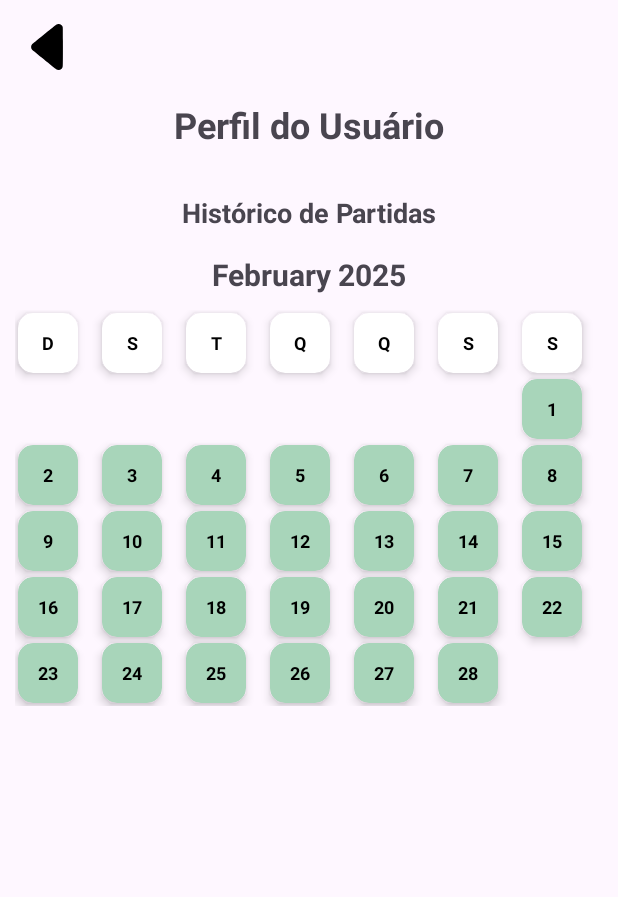
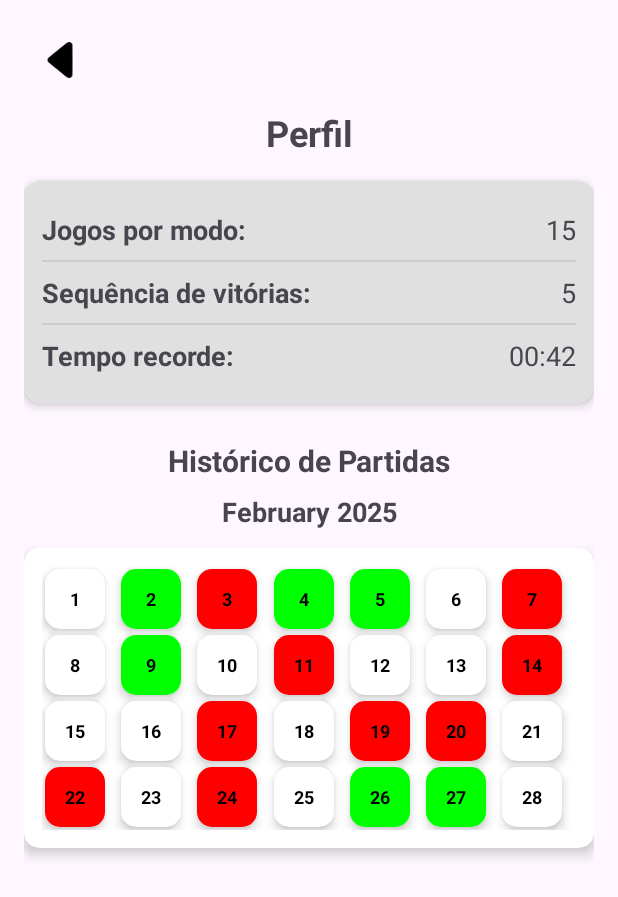
Before and after one commit to GabriellyVitoria5/App-Termix, an Android app: the Profile screen opened directly, with no data from a screen before it, on a phone screen of 412 x 824 dp. Shown: the top 897 px of the screen. Run offline under Robolectric (Android 15) with nearby library versions, the phone set to English and light mode, and no system bars.

Commit message:
Adiciona área de estatísticas e atualiza o calendário com dados de partidas jogadas

```diff
--- a/app/src/main/java/com/ifmg/termix/Profile.kt
+++ b/app/src/main/java/com/ifmg/termix/Profile.kt
@@ -20,6 +20,7 @@ class Profile : AppCompatActivity() {
 
         registerButtonEvents()
         setupCalendar()
+        setupStats()
     }
 
     private fun registerButtonEvents() {
@@ -29,18 +30,29 @@ class Profile : AppCompatActivity() {
     }
 
     private fun setupCalendar() {
-        // Pega o mês e o ano atual
         val currentCalendar = Calendar.getInstance()
         val currentMonth = currentCalendar.get(Calendar.MONTH)
         val currentYear = currentCalendar.get(Calendar.YEAR)
 
-        // Atualiza o cabeçalho para mostrar o mês e o ano
+        // Atualiza o cabeçalho do calendário
         val monthName = currentCalendar.getDisplayName(Calendar.MONTH, Calendar.LONG, Locale.getDefault())
         profileBinding.monthTextView.text = "$monthName $currentYear"
 
-        // Passa o mês atual para a função de gerar o calendário
+        // TODO: Buscar dados do banco sobre partidas jogadas e vitórias
         val days = CalendarUtils.generateMonthData(currentYear, currentMonth)
+
         profileBinding.calendarRecyclerView.layoutManager = GridLayoutManager(this, 7)
         profileBinding.calendarRecyclerView.adapter = CalendarAdapter(days)
     }
+
+    private fun setupStats() {
+        // TODO: Substituir por valores reais do banco de dados
+        val fakeGamesPerMode = 15
+        val fakeWinStreak = 5
+        val fakeRecordTimeSeconds = 42
+
+        profileBinding.gamesPerMode.text = "$fakeGamesPerMode"
+        profileBinding.winStreak.text = "$fakeWinStreak"
+        profileBinding.recordTime.text = String.format(Locale.getDefault(), "%02d:%02d", fakeRecordTimeSeconds / 60, fakeRecordTimeSeconds % 60)
+    }
 }
--- a/app/src/main/java/com/ifmg/termix/adapter/CalendarAdapter.kt
+++ b/app/src/main/java/com/ifmg/termix/adapter/CalendarAdapter.kt
@@ -5,57 +5,33 @@ import android.view.LayoutInflater
 import android.view.View
 import android.view.ViewGroup
 import android.widget.TextView
-import androidx.cardview.widget.CardView
 import androidx.recyclerview.widget.RecyclerView
 import com.ifmg.termix.R
-import java.util.Locale
+import com.ifmg.termix.model.CalendarDay
 
-class CalendarAdapter(private val days: List<DayStatus?>) : RecyclerView.Adapter<CalendarAdapter.DayViewHolder>() {
+class CalendarAdapter(private val days: List<CalendarDay>) :
+    RecyclerView.Adapter<CalendarAdapter.DayViewHolder>() {
 
-    private val weekDays = listOf("D", "S", "T", "Q", "Q", "S", "S") // Apenas a primeira letra
+    class DayViewHolder(view: View) : RecyclerView.ViewHolder(view) {
+        val dayText: TextView = view.findViewById(R.id.dayText)
+    }
 
     override fun onCreateViewHolder(parent: ViewGroup, viewType: Int): DayViewHolder {
-        val view = LayoutInflater.from(parent.context).inflate(R.layout.item_calendar_day, parent, false)
+        val view = LayoutInflater.from(parent.context)
+            .inflate(R.layout.item_calendar_day, parent, false)
         return DayViewHolder(view)
     }
 
     override fun onBindViewHolder(holder: DayViewHolder, position: Int) {
-        val dayStatus = days[position]
+        val day = days[position]
 
-        if (position < 7) { // Cabeçalhos dos dias da semana
-            holder.dayTextView.text = weekDays[position]
-            holder.dayContainer.setCardBackgroundColor(Color.WHITE) // Fundo branco
-            holder.dayTextView.setTextColor(Color.BLACK) // Texto preto
-            holder.dayContainer.visibility = View.VISIBLE
-        } else if (dayStatus == null) {
-            // Oculta os espaços vazios antes do primeiro dia do mês
-            holder.dayContainer.visibility = View.INVISIBLE
-        } else {
-            holder.dayTextView.text = String.format(Locale.getDefault(), "%d", dayStatus.day)
-            holder.dayContainer.visibility = View.VISIBLE
-
-            // Se o dia não foi jogado
-            if (dayStatus.day == 0) {
-                holder.dayContainer.setCardBackgroundColor(Color.WHITE) // Branco para dias não jogados
-            }
-            // Se o dia foi jogado e a palavra foi acertada
-            else if (dayStatus.acertou) {
-                holder.dayContainer.setCardBackgroundColor(Color.parseColor("#A8D5BA")) // Verde pastel para palavra acertada
-            }
-            // Se o dia foi jogado e a palavra foi errada
-            else {
-                holder.dayContainer.setCardBackgroundColor(Color.parseColor("#F8B8B8")) // Vermelho pastel para palavra errada
-            }
+        holder.dayText.text = day.day.toString()
+        when {
+            day.won == true -> holder.dayText.setBackgroundColor(Color.GREEN) // Vitória
+            day.won == false -> holder.dayText.setBackgroundColor(Color.RED) // Derrota
+            else -> holder.dayText.setBackgroundColor(Color.TRANSPARENT) // Não jogado
         }
     }
 
-    override fun getItemCount(): Int = days.size
-
-    class DayViewHolder(view: View) : RecyclerView.ViewHolder(view) {
-        val dayTextView: TextView = view.findViewById(R.id.dayTextView)
-        val dayContainer: CardView = view.findViewById(R.id.dayContainer)
-    }
+    override fun getItemCount() = days.size
 }
-
-
-data class DayStatus(val day: Int, val acertou: Boolean)
--- /dev/null
+++ b/app/src/main/java/com/ifmg/termix/model/CalendarDay.kt
@@ -0,0 +1,7 @@
+package com.ifmg.termix.model
+
+data class CalendarDay(
+    val day: Int,
+    val played: Boolean, // Se jogou nesse dia
+    val won: Boolean? // Se ganhou ou perdeu (null significa que não jogou)
+)
--- a/app/src/main/java/com/ifmg/termix/utils/CalendarUtils.kt
+++ b/app/src/main/java/com/ifmg/termix/utils/CalendarUtils.kt
@@ -1,35 +1,22 @@
 package com.ifmg.termix.utils
 
-import com.ifmg.termix.adapter.DayStatus
+import com.ifmg.termix.model.CalendarDay
 import java.util.*
 
 object CalendarUtils {
-    fun generateMonthData(year: Int, month: Int): List<DayStatus?> {
+    fun generateMonthData(year: Int, month: Int): List<CalendarDay> {
         val calendar = Calendar.getInstance()
-        calendar.set(Calendar.YEAR, year)
-        calendar.set(Calendar.MONTH, month)
-        calendar.set(Calendar.DAY_OF_MONTH, 1)
+        calendar.set(year, month, 1)
 
         val daysInMonth = calendar.getActualMaximum(Calendar.DAY_OF_MONTH)
-        val firstDayOfWeek = calendar.get(Calendar.DAY_OF_WEEK) - 1 // Ajuste para alinhar corretamente
+        val monthData = mutableListOf<CalendarDay>()
 
-        val days = mutableListOf<DayStatus?>()
+        for (day in 1..daysInMonth) {
+            val played = (0..1).random() == 1 // TODO: Substituir por dados do banco
+            val won = if (played) (0..1).random() == 1 else null
 
-        // Adiciona os cabeçalhos dos dias da semana (DOM, SEG, TER...)
-        for (i in 0..6) {
-            days.add(DayStatus(-1, false)) // Código especial para cabeçalho
+            monthData.add(CalendarDay(day, played, won))
         }
-
-        // Adiciona espaços vazios no início para alinhar o primeiro dia
-        for (i in 0 until firstDayOfWeek) {
-            days.add(null)
-        }
-
-        // Adiciona os dias reais do mês
-        for (day in 1..daysInMonth) {
-            days.add(DayStatus(day, Random().nextBoolean()))
-        }
-
-        return days
+        return monthData
     }
 }
--- /dev/null
+++ b/app/src/main/res/drawable/card_background.xml
@@ -0,0 +1,8 @@
+<?xml version="1.0" encoding="utf-8"?>
+<shape xmlns:android="http://schemas.android.com/apk/res/android"
+    android:shape="rectangle">
+
+    <corners android:radius="12dp" />
+    <solid android:color="#E0E0E0" />
+    <padding android:left="16dp" android:top="16dp" android:right="16dp" android:bottom="16dp"/>
+</shape>
--- a/app/src/main/res/layout/activity_profile.xml
+++ b/app/src/main/res/layout/activity_profile.xml
@@ -1,67 +1,178 @@
-<androidx.constraintlayout.widget.ConstraintLayout xmlns:android="http://schemas.android.com/apk/res/android"
+<?xml version="1.0" encoding="utf-8"?>
+<androidx.constraintlayout.widget.ConstraintLayout
+    xmlns:android="http://schemas.android.com/apk/res/android"
     xmlns:app="http://schemas.android.com/apk/res-auto"
     xmlns:tools="http://schemas.android.com/tools"
     android:id="@+id/main"
     android:layout_width="match_parent"
     android:layout_height="match_parent"
+    android:padding="16dp"
     tools:context=".Profile">
 
+    <!-- Botão de voltar -->
     <ImageButton
         android:id="@+id/back_btn"
-        android:layout_width="wrap_content"
-        android:layout_height="wrap_content"
-        android:layout_marginStart="16dp"
-        android:layout_marginTop="16dp"
-        android:background="@drawable/left_arrow"
+        android:layout_width="48dp"
+        android:layout_height="48dp"
+        android:background="?attr/selectableItemBackgroundBorderless"
+        android:src="@drawable/left_arrow"
         android:contentDescription="@string/desc_back_to_home_screen"
-        android:padding="15dp"
         app:layout_constraintStart_toStartOf="parent"
-        app:layout_constraintTop_toTopOf="parent" />
+        app:layout_constraintTop_toTopOf="parent"/>
 
+    <!-- Título do perfil -->
     <TextView
         android:id="@+id/profileTitle"
         android:layout_width="wrap_content"
         android:layout_height="wrap_content"
-        android:text="@string/perfil_do_usuario"
+        android:text="@string/profile_title"
         android:textSize="24sp"
         android:textStyle="bold"
         app:layout_constraintTop_toBottomOf="@id/back_btn"
         app:layout_constraintStart_toStartOf="parent"
         app:layout_constraintEnd_toEndOf="parent"
-        android:paddingTop="20dp" />
+        android:layout_marginTop="8dp"/>
 
+    <!-- Área de estatísticas -->
+    <LinearLayout
+        android:id="@+id/statsContainer"
+        android:layout_width="match_parent"
+        android:layout_height="wrap_content"
+        android:orientation="vertical"
+        android:padding="12dp"
+        android:background="@drawable/card_background"
+        android:elevation="4dp"
+        app:layout_constraintTop_toBottomOf="@id/profileTitle"
+        app:layout_constraintStart_toStartOf="parent"
+        app:layout_constraintEnd_toEndOf="parent"
+        android:layout_marginTop="16dp">
+
+        <!-- Linha 1 - Jogos por Modo -->
+        <LinearLayout
+            android:layout_width="match_parent"
+            android:layout_height="wrap_content"
+            android:orientation="horizontal"
+            android:gravity="center_vertical"
+            android:paddingVertical="8dp">
+
+            <TextView
+                android:layout_width="0dp"
+                android:layout_height="wrap_content"
+                android:layout_weight="1"
+                android:text="@string/jogos_por_modo"
+                android:textSize="18sp"
+                android:textStyle="bold"/>
+
+            <TextView
+                android:id="@+id/gamesPerMode"
+                android:layout_width="wrap_content"
+                android:layout_height="wrap_content"
+                android:text="@string/_0"
+                android:textSize="18sp"/>
+        </LinearLayout>
+
+        <View
+            android:layout_width="match_parent"
+            android:layout_height="1dp"
+            android:background="#CCCCCC"/>
+
+        <!-- Linha 2 - Sequência de Vitórias -->
+        <LinearLayout
+            android:layout_width="match_parent"
+            android:layout_height="wrap_content"
+            android:orientation="horizontal"
+            android:gravity="center_vertical"
+            android:paddingVertical="8dp">
+
+            <TextView
+                android:layout_width="0dp"
+                android:layout_height="wrap_content"
+                android:layout_weight="1"
+                android:text="@string/sequencia_de_vitorias"
+                android:textSize="18sp"
+                android:textStyle="bold"/>
+
+            <TextView
+                android:id="@+id/winStreak"
+                android:layout_width="wrap_content"
+                android:layout_height="wrap_content"
+                android:text="@string/_0"
+                android:textSize="18sp"/>
+        </LinearLayout>
+
+        <View
+            android:layout_width="match_parent"
+            android:layout_height="1dp"
+            android:background="#CCCCCC"/>
+
+        <!-- Linha 3 - Tempo Recorde -->
+        <LinearLayout
+            android:layout_width="match_parent"
+            android:layout_height="wrap_content"
+            android:orientation="horizontal"
+            android:gravity="center_vertical"
+            android:paddingVertical="8dp">
+
+            <TextView
+                android:layout_width="0dp"
+                android:layout_height="wrap_content"
+                android:layout_weight="1"
+                android:text="@string/tempo_recorde"
+                android:textSize="18sp"
+                android:textStyle="bold"/>
+
+            <TextView
+                android:id="@+id/recordTime"
+                android:layout_width="wrap_content"
+                android:layout_height="wrap_content"
+                android:text="@string/_00_00"
+                android:textSize="18sp"/>
+        </LinearLayout>
+    </LinearLayout>
+
+    <!-- Título do calendário -->
     <TextView
         android:id="@+id/calendarTitle"
         android:layout_width="wrap_content"
         android:layout_height="wrap_content"
         android:text="@string/historico_de_partidas"
-        android:textSize="18sp"
+        android:textSize="20sp"
         android:textStyle="bold"
-        app:layout_constraintTop_toBottomOf="@id/profileTitle"
+        app:layout_constraintTop_toBottomOf="@id/statsContainer"
         app:layout_constraintStart_toStartOf="parent"
         app:layout_constraintEnd_toEndOf="parent"
-        android:paddingTop="30dp" />
+        android:layout_marginTop="24dp"/>
 
-    <!-- Novo TextView para exibir o nome do mês -->
+    <!-- Nome do mês atual -->
     <TextView
         android:id="@+id/monthTextView"
         android:layout_width="wrap_content"
         android:layout_height="wrap_content"
-        android:text=""
-        android:textSize="20sp"
+        android:text="Fevereiro 2025"
+        android:textSize="18sp"
         android:textStyle="bold"
         app:layout_constraintTop_toBottomOf="@id/calendarTitle"
         app:layout_constraintStart_toStartOf="parent"
         app:layout_constraintEnd_toEndOf="parent"
-        android:paddingTop="15dp" />
+        android:layout_marginTop="8dp"/>
 
-    <androidx.recyclerview.widget.RecyclerView
-        android:id="@+id/calendarRecyclerView"
+    <!-- Container do calendário -->
+    <androidx.cardview.widget.CardView
         android:layout_width="match_parent"
         android:layout_height="wrap_content"
-        android:padding="10dp"
+        app:cardCornerRadius="10dp"
+        app:cardElevation="5dp"
+        android:layout_marginTop="12dp"
         app:layout_constraintTop_toBottomOf="@id/monthTextView"
         app:layout_constraintStart_toStartOf="parent"
-        app:layout_constraintEnd_toEndOf="parent"
-        tools:listitem="@layout/item_calendar_day" />
+        app:layout_constraintEnd_toEndOf="parent">
+
+        <androidx.recyclerview.widget.RecyclerView
+            android:id="@+id/calendarRecyclerView"
+            android:layout_width="match_parent"
+            android:layout_height="wrap_content"
+            android:padding="12dp"
+            tools:listitem="@layout/item_calendar_day"/>
+    </androidx.cardview.widget.CardView>
+
 </androidx.constraintlayout.widget.ConstraintLayout>
--- a/app/src/main/res/layout/item_calendar_day.xml
+++ b/app/src/main/res/layout/item_calendar_day.xml
@@ -10,7 +10,7 @@
     app:cardBackgroundColor="@color/white">
 
     <TextView
-        android:id="@+id/dayTextView"
+        android:id="@+id/dayText"
         android:layout_width="match_parent"
         android:layout_height="match_parent"
         android:gravity="center"
--- a/app/src/main/res/values/strings.xml
+++ b/app/src/main/res/values/strings.xml
@@ -14,4 +14,9 @@
     <string name="historico_de_partidas">Histórico de Partidas</string>
     <string name="perfil_do_usuario">Perfil do Usuário</string>
     <string name="month_year">%1$s %2$d</string>
+    <string name="sequencia_de_vitorias">Sequência de vitórias:</string>
+    <string name="_0">0</string>
+    <string name="tempo_recorde">Tempo recorde:</string>
+    <string name="_00_00">00:00</string>
+    <string name="jogos_por_modo">Jogos por modo:</string>
 </resources>
```
